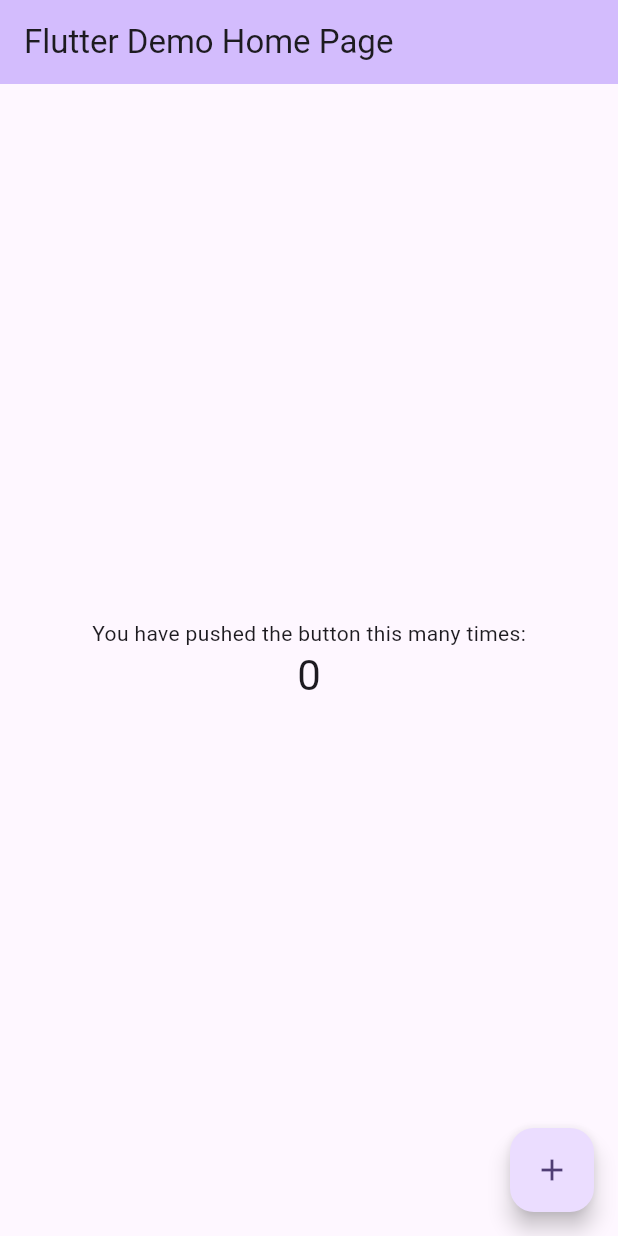
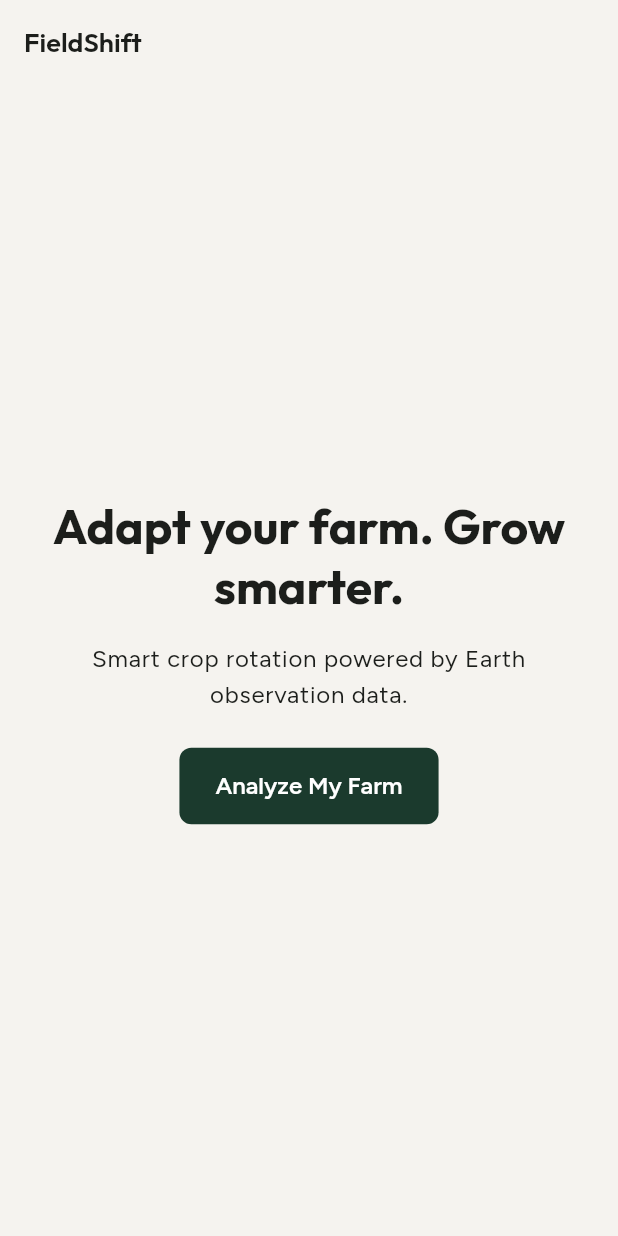
Before and after one commit to aliaaAbdelwhab-coder/Adapting-Farms-with-NASA-Data, a Flutter app: the screen it shows after launch, on a phone screen of 412 x 824 dp. Run offline on Flutter 3.47's test engine with Material 3 defaults, Android fonts, the phone set to English and light mode, and no system bars; our stand-ins replace google_fonts.

Commit message:
feat: add FieldShift design system foundation

```diff
--- /dev/null
+++ b/frontend/lib/core/theme/app_colors.dart
@@ -0,0 +1,27 @@
+import 'package:flutter/material.dart';
+
+class AppColors {
+  AppColors._();
+
+  // Brand Colors
+  static const Color primaryGreen = Color(0xFF1B3A2D);
+  static const Color secondaryBrown = Color(0xFF8B6914);
+  static const Color accentBlue = Color(0xFF4A90D9);
+
+  // Status Colors
+  static const Color alertAmber = Color(0xFFE07A3A);
+  static const Color successGreen = Color(0xFF2D8B4E);
+  static const Color errorRed = Color(0xFFC44B3F);
+
+  // Background & Surface
+  static const Color background = Color(0xFFF5F3EF);
+  static const Color surfaceWhite = Color(0xFFFFFFFF);
+
+  // Text Colors
+  static const Color textPrimary = Color(0xFF1C1E1B);
+  static const Color textSecondary = Color(0xFF5C605A);
+  static const Color textMuted = Color(0xFF9DA199);
+
+  // Borders
+  static const Color borderSlate = Color(0xFFE5E2DC);
+}
--- /dev/null
+++ b/frontend/lib/core/theme/app_text_styles.dart
@@ -0,0 +1,65 @@
+import 'package:flutter/material.dart';
+import 'package:google_fonts/google_fonts.dart';
+
+import 'app_colors.dart';
+
+class AppTextStyles {
+  AppTextStyles._();
+
+  // Display — 48px
+  static TextStyle get display => GoogleFonts.outfit(
+        fontSize: 48,
+        fontWeight: FontWeight.w700,
+        color: AppColors.textPrimary,
+      );
+
+  // H1 — 32px
+  static TextStyle get h1 => GoogleFonts.outfit(
+        fontSize: 32,
+        fontWeight: FontWeight.w700,
+        color: AppColors.textPrimary,
+      );
+
+  // H2 — 24px
+  static TextStyle get h2 => GoogleFonts.outfit(
+        fontSize: 24,
+        fontWeight: FontWeight.w600,
+        color: AppColors.textPrimary,
+      );
+
+  // H3 — 18px
+  static TextStyle get h3 => GoogleFonts.outfit(
+        fontSize: 18,
+        fontWeight: FontWeight.w600,
+        color: AppColors.textPrimary,
+      );
+
+  // Body Large — 16px
+  static TextStyle get bodyLarge => GoogleFonts.figtree(
+        fontSize: 16,
+        fontWeight: FontWeight.w400,
+        color: AppColors.textPrimary,
+      );
+
+  // Body — 14px
+  static TextStyle get body => GoogleFonts.figtree(
+        fontSize: 14,
+        fontWeight: FontWeight.w400,
+        color: AppColors.textPrimary,
+      );
+
+  // Caption — 12px
+  static TextStyle get caption => GoogleFonts.figtree(
+        fontSize: 12,
+        fontWeight: FontWeight.w400,
+        color: AppColors.textSecondary,
+      );
+
+  // Overline — 11px
+  static TextStyle get overline => GoogleFonts.figtree(
+        fontSize: 11,
+        fontWeight: FontWeight.w600,
+        letterSpacing: 1.2,
+        color: AppColors.textMuted,
+      );
+}
--- /dev/null
+++ b/frontend/lib/core/theme/app_theme.dart
@@ -0,0 +1,119 @@
+import 'package:flutter/material.dart';
+
+import 'app_colors.dart';
+import 'app_text_styles.dart';
+
+class AppTheme {
+  AppTheme._();
+
+  static ThemeData get lightTheme {
+    return ThemeData(
+      useMaterial3: true,
+      brightness: Brightness.light,
+
+      // Main colors
+      scaffoldBackgroundColor: AppColors.background,
+      primaryColor: AppColors.primaryGreen,
+
+      colorScheme: const ColorScheme.light(
+        primary: AppColors.primaryGreen,
+        secondary: AppColors.secondaryBrown,
+        surface: AppColors.surfaceWhite,
+        error: AppColors.errorRed,
+      ),
+
+      // Typography
+      textTheme: TextTheme(
+        displayLarge: AppTextStyles.display,
+        headlineLarge: AppTextStyles.h1,
+        headlineMedium: AppTextStyles.h2,
+        headlineSmall: AppTextStyles.h3,
+        bodyLarge: AppTextStyles.bodyLarge,
+        bodyMedium: AppTextStyles.body,
+        bodySmall: AppTextStyles.caption,
+        labelSmall: AppTextStyles.overline,
+      ),
+
+      // AppBar
+      appBarTheme: AppBarTheme(
+        backgroundColor: AppColors.background,
+        foregroundColor: AppColors.textPrimary,
+        elevation: 0,
+        centerTitle: false,
+        titleTextStyle: AppTextStyles.h3,
+      ),
+
+      // Cards
+      cardTheme: CardThemeData(
+        color: AppColors.surfaceWhite,
+        elevation: 0,
+        shape: RoundedRectangleBorder(
+          borderRadius: BorderRadius.circular(12),
+          side: const BorderSide(
+            color: AppColors.borderSlate,
+          ),
+        ),
+      ),
+
+      // Inputs
+      inputDecorationTheme: InputDecorationTheme(
+        filled: true,
+        fillColor: AppColors.surfaceWhite,
+        contentPadding: const EdgeInsets.symmetric(
+          horizontal: 16,
+          vertical: 14,
+        ),
+        border: OutlineInputBorder(
+          borderRadius: BorderRadius.circular(8),
+          borderSide: const BorderSide(
+            color: AppColors.borderSlate,
+          ),
+        ),
+        enabledBorder: OutlineInputBorder(
+          borderRadius: BorderRadius.circular(8),
+          borderSide: const BorderSide(
+            color: AppColors.borderSlate,
+          ),
+        ),
+        focusedBorder: OutlineInputBorder(
+          borderRadius: BorderRadius.circular(8),
+          borderSide: const BorderSide(
+            color: AppColors.primaryGreen,
+            width: 2,
+          ),
+        ),
+        errorBorder: OutlineInputBorder(
+          borderRadius: BorderRadius.circular(8),
+          borderSide: const BorderSide(
+            color: AppColors.errorRed,
+          ),
+        ),
+      ),
+
+      // Primary buttons
+      elevatedButtonTheme: ElevatedButtonThemeData(
+        style: ElevatedButton.styleFrom(
+          backgroundColor: AppColors.primaryGreen,
+          foregroundColor: AppColors.surfaceWhite,
+          elevation: 0,
+          padding: const EdgeInsets.symmetric(
+            horizontal: 24,
+            vertical: 16,
+          ),
+          shape: RoundedRectangleBorder(
+            borderRadius: BorderRadius.circular(8),
+          ),
+          textStyle: AppTextStyles.bodyLarge.copyWith(
+            fontWeight: FontWeight.w600,
+          ),
+        ),
+      ),
+
+      // Dividers
+      dividerTheme: const DividerThemeData(
+        color: AppColors.borderSlate,
+        thickness: 1,
+      ),
+    );
+  }
+}
--- a/frontend/lib/main.dart
+++ b/frontend/lib/main.dart
@@ -1,121 +1,59 @@
 import 'package:flutter/material.dart';
 
+import 'core/theme/app_theme.dart';
+
 void main() {
-  runApp(const MyApp());
+  runApp(const FieldShiftApp());
 }
 
-class MyApp extends StatelessWidget {
-  const MyApp({super.key});
+class FieldShiftApp extends StatelessWidget {
+  const FieldShiftApp({super.key});
 
-  // This widget is the root of your application.
   @override
   Widget build(BuildContext context) {
     return MaterialApp(
-      title: 'Flutter Demo',
-      theme: ThemeData(
-        // This is the theme of your application.
-        //
-        // TRY THIS: Try running your application with "flutter run". You'll see
-        // the application has a purple toolbar. Then, without quitting the app,
-        // try changing the seedColor in the colorScheme below to Colors.green
-        // and then invoke "hot reload" (save your changes or press the "hot
-        // reload" button in a Flutter-supported IDE, or press "r" if you used
-        // the command line to start the app).
-        //
-        // Notice that the counter didn't reset back to zero; the application
-        // state is not lost during the reload. To reset the state, use hot
-        // restart instead.
-        //
-        // This works for code too, not just values: Most code changes can be
-        // tested with just a hot reload.
-        colorScheme: .fromSeed(seedColor: Colors.deepPurple),
-      ),
-      home: const MyHomePage(title: 'Flutter Demo Home Page'),
+      title: 'FieldShift',
+      debugShowCheckedModeBanner: false,
+      theme: AppTheme.lightTheme,
+      home: const ThemeTestScreen(),
     );
   }
 }
 
-class MyHomePage extends StatefulWidget {
-  const MyHomePage({super.key, required this.title});
-
-  // This widget is the home page of your application. It is stateful, meaning
-  // that it has a State object (defined below) that contains fields that affect
-  // how it looks.
-
-  // This class is the configuration for the state. It holds the values (in this
-  // case the title) provided by the parent (in this case the App widget) and
-  // used by the build method of the State. Fields in a Widget subclass are
-  // always marked "final".
-
-  final String title;
-
-  @override
-  State<MyHomePage> createState() => _MyHomePageState();
-}
-
-class _MyHomePageState extends State<MyHomePage> {
-  int _counter = 0;
-
-  void _incrementCounter() {
-    setState(() {
-      // This call to setState tells the Flutter framework that something has
-      // changed in this State, which causes it to rerun the build method below
-      // so that the display can reflect the updated values. If we changed
-      // _counter without calling setState(), then the build method would not be
-      // called again, and so nothing would appear to happen.
-      _counter++;
-    });
-  }
+class ThemeTestScreen extends StatelessWidget {
+  const ThemeTestScreen({super.key});
 
   @override
   Widget build(BuildContext context) {
-    // This method is rerun every time setState is called, for instance as done
-    // by the _incrementCounter method above.
-    //
-    // The Flutter framework has been optimized to make rerunning build methods
-    // fast, so that you can just rebuild anything that needs updating rather
-    // than having to individually change instances of widgets.
     return Scaffold(
       appBar: AppBar(
-        // TRY THIS: Try changing the color here to a specific color (to
-        // Colors.amber, perhaps?) and trigger a hot reload to see the AppBar
-        // change color while the other colors stay the same.
-        backgroundColor: Theme.of(context).colorScheme.inversePrimary,
-        // Here we take the value from the MyHomePage object that was created by
-        // the App.build method, and use it to set our appbar title.
-        title: Text(widget.title),
+        title: const Text('FieldShift'),
       ),
       body: Center(
-        // Center is a layout widget. It takes a single child and positions it
-        // in the middle of the parent.
+        child: Padding(
+          padding: const EdgeInsets.all(24),
           child: Column(
-          // Column is also a layout widget. It takes a list of children and
-          // arranges them vertically. By default, it sizes itself to fit its
-          // children horizontally, and tries to be as tall as its parent.
-          //
-          // Column has various properties to control how it sizes itself and
-          // how it positions its children. Here we use mainAxisAlignment to
-          // center the children vertically; the main axis here is the vertical
-          // axis because Columns are vertical (the cross axis would be
-          // horizontal).
-          //
-          // TRY THIS: Invoke "debug painting" (choose the "Toggle Debug Paint"
-          // action in the IDE, or press "p" in the console), to see the
-          // wireframe for each widget.
-          mainAxisAlignment: .center,
+            mainAxisSize: MainAxisSize.min,
             children: [
-            const Text('You have pushed the button this many times:'),
               Text(
-              '$_counter',
-              style: Theme.of(context).textTheme.headlineMedium,
+                'Adapt your farm. Grow smarter.',
+                style: Theme.of(context).textTheme.headlineLarge,
+                textAlign: TextAlign.center,
+              ),
+              const SizedBox(height: 16),
+              Text(
+                'Smart crop rotation powered by Earth observation data.',
+                style: Theme.of(context).textTheme.bodyLarge,
+                textAlign: TextAlign.center,
+              ),
+              const SizedBox(height: 24),
+              ElevatedButton(
+                onPressed: () {},
+                child: const Text('Analyze My Farm'),
               ),
             ],
           ),
         ),
-      floatingActionButton: FloatingActionButton(
-        onPressed: _incrementCounter,
-        tooltip: 'Increment',
-        child: const Icon(Icons.add),
       ),
     );
   }
--- a/frontend/pubspec.yaml
+++ b/frontend/pubspec.yaml
@@ -34,6 +34,7 @@ dependencies:
   # The following adds the Cupertino Icons font to your application.
   # Use with the CupertinoIcons class for iOS style icons.
   cupertino_icons: ^1.0.8
+  google_fonts: ^9.0.0
 
 dev_dependencies:
   flutter_test:
```
Also changed, not shown: frontend/pubspec.lock, 2 other files. Lines whose indentation alone changed are shown as unchanged.
